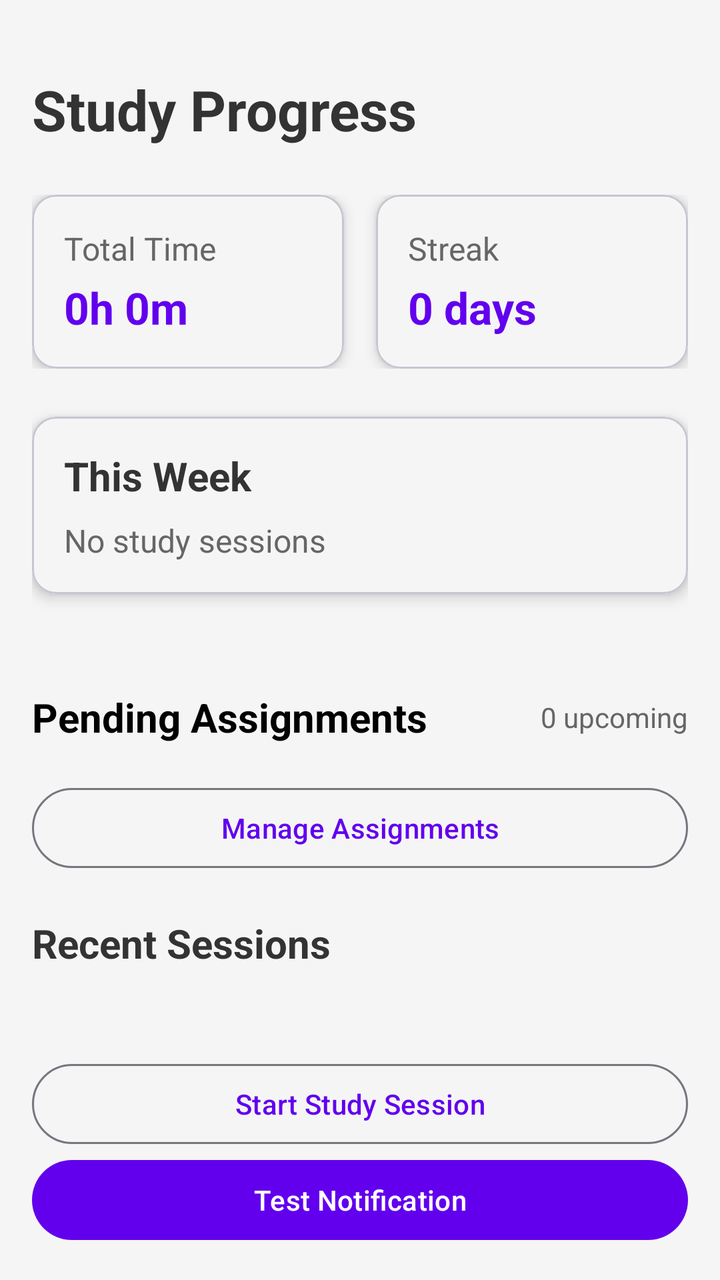
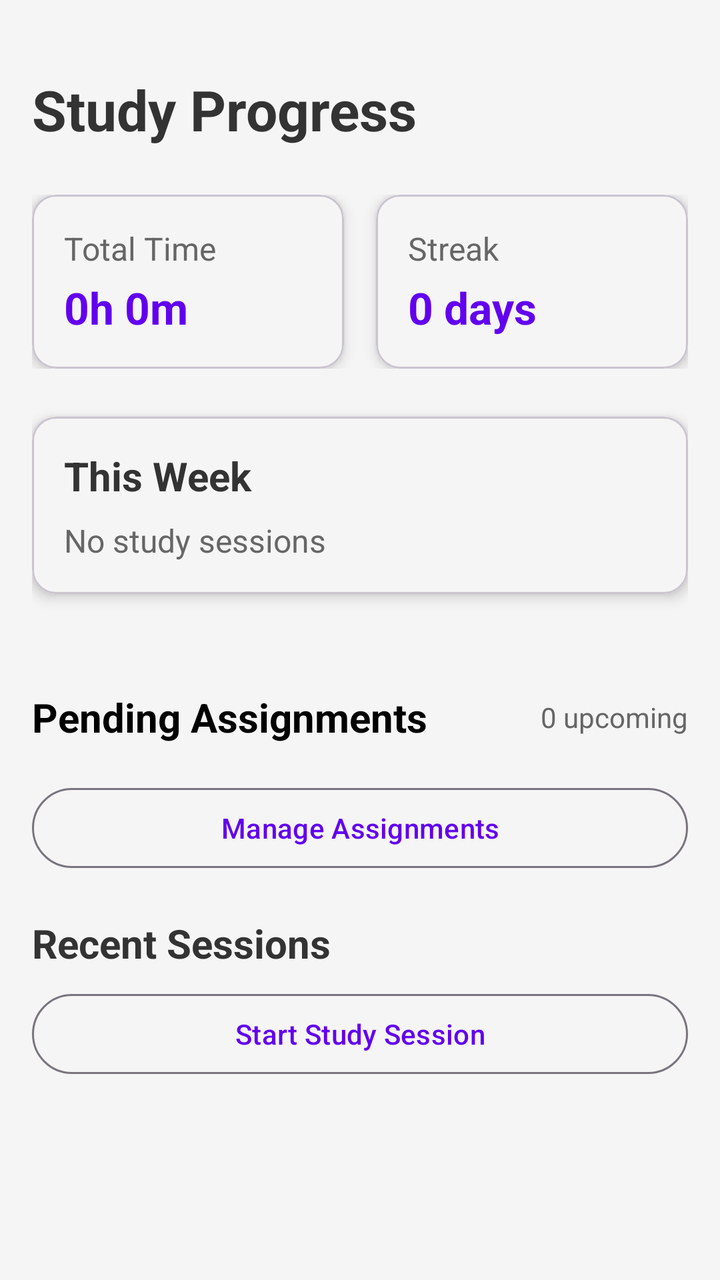

Before-and-after screenshots of an Android layout around one commit, followed by the original layout XML and the change that was made.
<!-- AndroidManifest.xml: activity theme Theme.StudyBuddy.NoActionBar -->
<!-- res/layout/activity_dashboard.xml -->
<?xml version="1.0" encoding="utf-8"?>
<ScrollView xmlns:android="http://schemas.android.com/apk/res/android"
    xmlns:app="http://schemas.android.com/apk/res-auto"
    android:layout_width="match_parent"
    android:layout_height="match_parent"
    android:fillViewport="true"
    android:background="@color/light_gray">

<LinearLayout xmlns:android="http://schemas.android.com/apk/res/android"
    android:id="@+id/main_content"
    android:layout_width="match_parent"
    android:layout_height="match_parent"
    android:orientation="vertical"
    android:padding="16dp">

    
    <TextView
        android:layout_width="match_parent"
        android:layout_height="wrap_content"
        android:text="Study Progress"
        android:textSize="28sp"
        android:textStyle="bold"
        android:textColor="@color/dark_gray"
        android:layout_marginBottom="24dp"
        android:layout_marginTop="20dp" />

    
    <LinearLayout
        android:layout_width="match_parent"
        android:layout_height="wrap_content"
        android:orientation="horizontal"
        android:layout_marginBottom="24dp">

        
        <com.google.android.material.card.MaterialCardView
            android:layout_width="0dp"
            android:layout_height="wrap_content"
            android:layout_weight="1"
            app:cardElevation="4dp"
            app:cardCornerRadius="12dp"
            android:layout_marginEnd="8dp">

            <LinearLayout
                android:layout_width="match_parent"
                android:layout_height="wrap_content"
                android:orientation="vertical"
                android:padding="16dp"
                android:background="@color/light_gray">

                <TextView
                    android:layout_width="match_parent"
                    android:layout_height="wrap_content"
                    android:text="Total Time"
                    android:textSize="16sp"
                    android:textColor="@color/medium_gray" />

                <TextView
                    android:id="@+id/totalStudyTime"
                    android:layout_width="match_parent"
                    android:layout_height="wrap_content"
                    android:text="0h 0m"
                    android:textSize="22sp"
                    android:textStyle="bold"
                    android:textColor="@color/colorPrimary"
                    android:layout_marginTop="4dp" />
            </LinearLayout>
        </com.google.android.material.card.MaterialCardView>

        
        <com.google.android.material.card.MaterialCardView
            android:layout_width="0dp"
            android:layout_height="wrap_content"
            android:layout_weight="1"
            app:cardElevation="4dp"
            app:cardCornerRadius="12dp"
            android:layout_marginStart="8dp">

            <LinearLayout
                android:layout_width="match_parent"
                android:layout_height="wrap_content"
                android:orientation="vertical"
                android:padding="16dp"
                android:background="@color/light_gray">

                <TextView
                    android:layout_width="match_parent"
                    android:layout_height="wrap_content"
                    android:text="Streak"
                    android:textSize="16sp"
                    android:textColor="@color/medium_gray" />

                <TextView
                    android:id="@+id/currentStreak"
                    android:layout_width="match_parent"
                    android:layout_height="wrap_content"
                    android:text="0 days"
                    android:textSize="22sp"
                    android:textStyle="bold"
                    android:textColor="@color/colorPrimary"
                    android:layout_marginTop="4dp" />
            </LinearLayout>
        </com.google.android.material.card.MaterialCardView>
    </LinearLayout>

    
    <com.google.android.material.card.MaterialCardView
        android:layout_width="match_parent"
        android:layout_height="wrap_content"
        app:cardElevation="4dp"
        app:cardCornerRadius="12dp"
        android:layout_marginBottom="24dp">

        <LinearLayout
            android:layout_width="match_parent"
            android:layout_height="wrap_content"
            android:orientation="vertical"
            android:padding="16dp"
            android:background="@color/light_gray">

            <TextView
                android:layout_width="match_parent"
                android:layout_height="wrap_content"
                android:text="This Week"
                android:textSize="20sp"
                android:textStyle="bold"
                android:textColor="@color/dark_gray"
                android:layout_marginBottom="8dp" />

            <TextView
                android:id="@+id/weeklyProgress"
                android:layout_width="match_parent"
                android:layout_height="wrap_content"
                android:text="No study sessions"
                android:textSize="16sp"
                android:textColor="@color/medium_gray" />
        </LinearLayout>
    </com.google.android.material.card.MaterialCardView>


    
    <LinearLayout
        android:layout_width="match_parent"
        android:layout_height="wrap_content"
        android:orientation="vertical"
        android:layout_marginTop="24dp"
        android:layout_marginBottom="10dp">


        <LinearLayout
            android:layout_width="match_parent"
            android:layout_height="wrap_content"
            android:orientation="horizontal"
            android:gravity="center_vertical">

            <TextView
                android:layout_width="0dp"
                android:layout_height="wrap_content"
                android:layout_weight="1"
                android:text="Pending Assignments"
                android:textColor="#000000"
                android:textSize="20sp"
                android:textStyle="bold" />

            <TextView
                android:id="@+id/upcomingAssignmentsCount"
                android:layout_width="wrap_content"
                android:layout_height="wrap_content"
                android:text="0 upcoming"
                android:textColor="#666666"
                android:textSize="14sp"/>
        </LinearLayout>

        <androidx.recyclerview.widget.RecyclerView
            android:id="@+id/upcomingAssignmentsRecyclerView"
            android:layout_width="match_parent"
            android:layout_height="wrap_content"
            android:layout_marginTop="8dp"
            android:nestedScrollingEnabled="false"/>
    </LinearLayout>

    <Button
        android:id="@+id/manageAssignmentsButton"
        android:layout_width="match_parent"
        android:layout_height="wrap_content"
        android:text="Manage Assignments"
        android:textSize="14sp"
        style="?attr/materialButtonOutlinedStyle"
        android:layout_marginBottom="20dp" />


    
    <TextView
        android:layout_width="match_parent"
        android:layout_height="wrap_content"
        android:text="Recent Sessions"
        android:textSize="20sp"
        android:textStyle="bold"
        android:textColor="@color/dark_gray"
        android:layout_marginBottom="8dp" />

    <androidx.recyclerview.widget.RecyclerView
        android:id="@+id/recentSessionsRecyclerView"
        android:layout_width="match_parent"
        android:layout_height="0dp"
        android:layout_weight="1" />

    <Button
        android:id="@+id/startStudySessionButton"
        android:layout_width="match_parent"
        android:layout_height="wrap_content"
        style="?attr/materialButtonOutlinedStyle"
        android:text="Start Study Session" />

    <Button
        android:id="@+id/test_notification_button"
        android:layout_width="match_parent"
        android:layout_height="wrap_content"
        android:text="Test Notification" />


</LinearLayout>
</ScrollView>
<!-- resources referenced by this layout -->
<resources>
  <color name="colorPrimary">#6200EE</color>
  <color name="dark_gray">#333333</color>
  <color name="light_gray">#F5F5F5</color>
  <color name="medium_gray">#666666</color>
  <style name="Theme.StudyBuddy.NoActionBar" parent="Theme.StudyBuddy">
          <item name="windowActionBar">false</item>
          <item name="windowNoTitle">true</item>
      </style>
  <style name="Theme.StudyBuddy" parent="Theme.Material3.DayNight.NoActionBar">
          <item name="colorPrimary">@color/colorPrimary</item>
          <item name="colorPrimaryDark">@color/colorPrimaryDark</item>
          <item name="colorAccent">@color/colorAccent</item>
      </style>
  <color name="colorPrimaryDark">#3700B3</color>
  <color name="colorAccent">#03DAC5</color>
</resources>

<!-- the commit's change to res/layout/activity_dashboard.xml (unified diff, before → after) -->
@@ -201,8 +201,7 @@
     <androidx.recyclerview.widget.RecyclerView
         android:id="@+id/recentSessionsRecyclerView"
         android:layout_width="match_parent"
-        android:layout_height="0dp"
-        android:layout_weight="1" />
+        android:layout_height="wrap_content" />
 
     <Button
         android:id="@+id/startStudySessionButton"
@@ -211,12 +210,5 @@
         style="?attr/materialButtonOutlinedStyle"
         android:text="Start Study Session" />
 
-    <Button
-        android:id="@+id/test_notification_button"
-        android:layout_width="match_parent"
-        android:layout_height="wrap_content"
-        android:text="Test Notification" />
-
-
 </LinearLayout>
 </ScrollView>
<!-- resource entries referenced after the edit -->
@@ -12,8 +12,10 @@
           <item name="colorPrimary">@color/colorPrimary</item>
           <item name="colorPrimaryDark">@color/colorPrimaryDark</item>
           <item name="colorAccent">@color/colorAccent</item>
+          <item name="android:statusBarColor">@color/black</item>
       </style>
   <color name="colorPrimaryDark">#3700B3</color>
   <color name="colorAccent">#03DAC5</color>
+  <color name="black">#000000</color>
 </resources>
 
